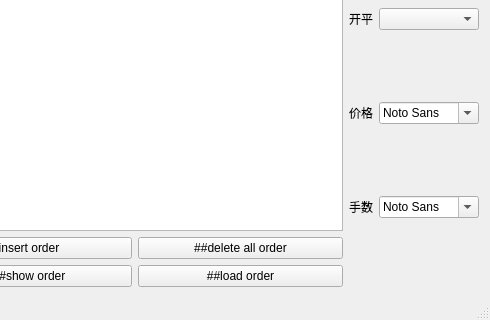
Above: mainwindow.ui from wdy0401/only_qt_ctp before the change; both pictures show x 508 to 998 and y 277 to 597 of the 998 by 597 pixel window. Below: the same form after it.
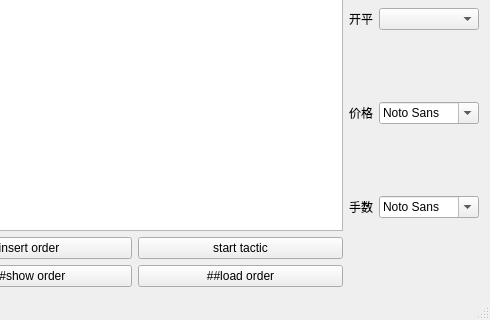
That is the form after the change.

Commit message: add run tactic  delete iRequest in ctp_order_manager

What changed in the file:
```diff
--- a/mainwindow.ui
+++ b/mainwindow.ui
@@ -138,7 +138,7 @@
           <item row="0" column="1">
            <widget class="QPushButton" name="pushButton_4">
             <property name="text">
-             <string>##delete all order</string>
+             <string>start tactic</string>
             </property>
            </widget>
           </item>
```
The commit also changes 9 other files.
